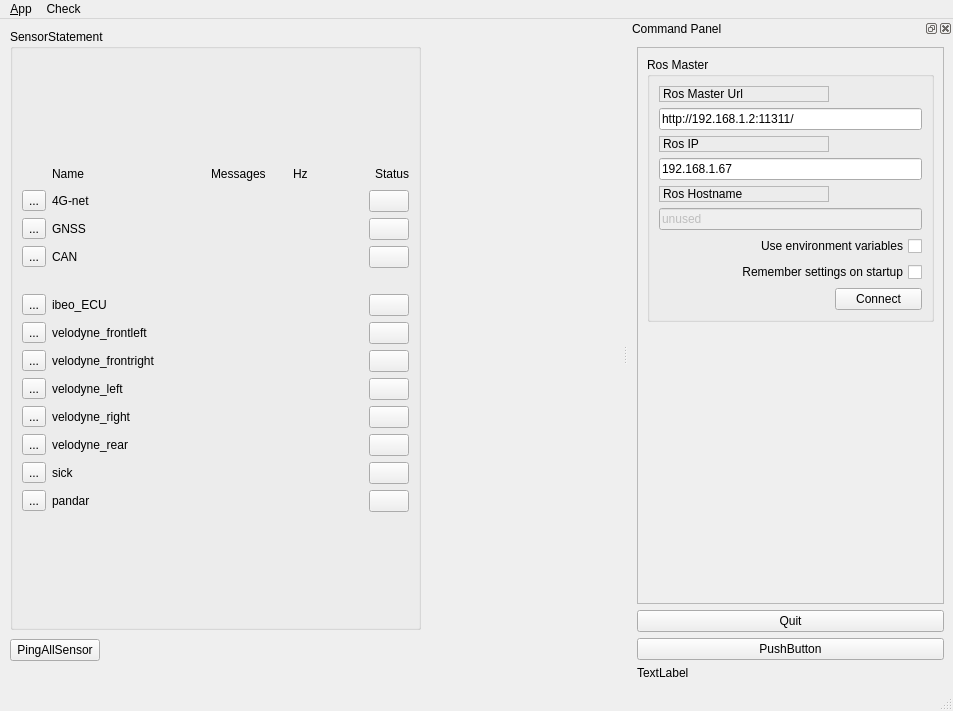
The window that ui/main_window.ui (lycismail/Monitor_Toolkit) describes before a commit, drawn with Qt 5.
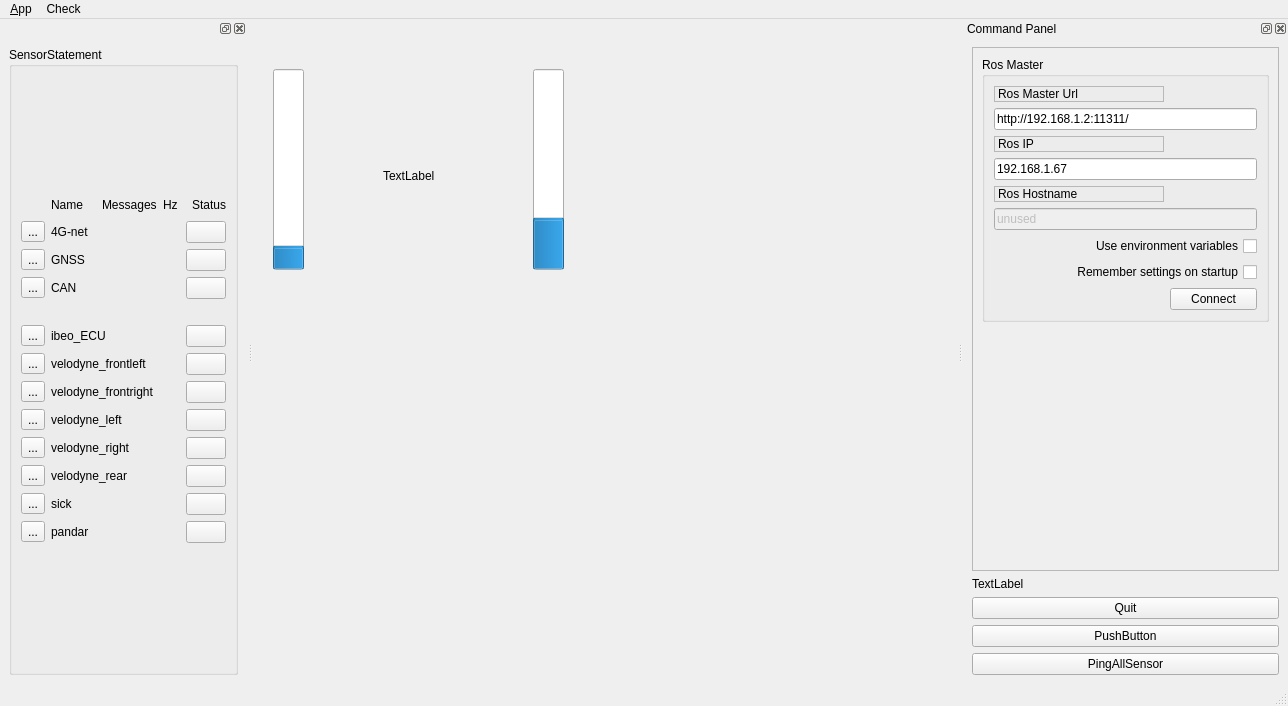
The same window after the commit. Icons and pictures are not drawn.

```diff
--- a/ui/main_window.ui
+++ b/ui/main_window.ui
@@ -6,8 +6,8 @@
    <rect>
     <x>0</x>
     <y>0</y>
-    <width>953</width>
-    <height>711</height>
+    <width>1288</width>
+    <height>706</height>
    </rect>
   </property>
   <property name="windowTitle">
@@ -21,15 +21,324 @@
    <locale language="English" country="Australia"/>
   </property>
   <widget class="QWidget" name="centralwidget">
+   <widget class="QProgressBar" name="throttle_ProBar">
+    <property name="geometry">
+     <rect>
+      <x>20</x>
+      <y>50</y>
+      <width>31</width>
+      <height>201</height>
+     </rect>
+    </property>
+    <property name="autoFillBackground">
+     <bool>false</bool>
+    </property>
+    <property name="styleSheet">
+     <string notr="true"/>
+    </property>
+    <property name="maximum">
+     <number>100</number>
+    </property>
+    <property name="value">
+     <number>10</number>
+    </property>
+    <property name="textVisible">
+     <bool>false</bool>
+    </property>
+    <property name="orientation">
+     <enum>Qt::Vertical</enum>
+    </property>
+   </widget>
+   <widget class="QProgressBar" name="progressBar_2">
+    <property name="geometry">
+     <rect>
+      <x>280</x>
+      <y>50</y>
+      <width>31</width>
+      <height>201</height>
+     </rect>
+    </property>
+    <property name="value">
+     <number>24</number>
+    </property>
+    <property name="textVisible">
+     <bool>false</bool>
+    </property>
+    <property name="orientation">
+     <enum>Qt::Vertical</enum>
+    </property>
+   </widget>
+   <widget class="QLabel" name="steer_angel_label">
+    <property name="geometry">
+     <rect>
+      <x>130</x>
+      <y>150</y>
+      <width>59</width>
+      <height>14</height>
+     </rect>
+    </property>
+    <property name="text">
+     <string>TextLabel</string>
+    </property>
+   </widget>
+  </widget>
+  <widget class="QMenuBar" name="menubar">
+   <property name="geometry">
+    <rect>
+     <x>0</x>
+     <y>0</y>
+     <width>1288</width>
+     <height>19</height>
+    </rect>
+   </property>
+   <widget class="QMenu" name="menu_File">
+    <property name="title">
+     <string>&amp;App</string>
+    </property>
+    <addaction name="action_Preferences"/>
+    <addaction name="separator"/>
+    <addaction name="actionAbout"/>
+    <addaction name="actionAbout_Qt"/>
+    <addaction name="separator"/>
+    <addaction name="action_Quit"/>
+   </widget>
+   <widget class="QMenu" name="menuCheckSensors">
+    <property name="title">
+     <string>Check</string>
+    </property>
+    <addaction name="actionSensors"/>
+   </widget>
+   <addaction name="menu_File"/>
+   <addaction name="menuCheckSensors"/>
+  </widget>
+  <widget class="QStatusBar" name="statusbar"/>
+  <widget class="QDockWidget" name="dock_status">
+   <property name="sizePolicy">
+    <sizepolicy hsizetype="Minimum" vsizetype="Preferred">
+     <horstretch>0</horstretch>
+     <verstretch>0</verstretch>
+    </sizepolicy>
+   </property>
+   <property name="minimumSize">
+    <size>
+     <width>325</width>
+     <height>432</height>
+    </size>
+   </property>
+   <property name="allowedAreas">
+    <set>Qt::RightDockWidgetArea</set>
+   </property>
+   <property name="windowTitle">
+    <string>Command Panel</string>
+   </property>
+   <attribute name="dockWidgetArea">
+    <number>2</number>
+   </attribute>
+   <widget class="QWidget" name="dockWidgetContents_2">
+    <layout class="QVBoxLayout" name="verticalLayout">
+     <item>
+      <widget class="QFrame" name="frame">
+       <property name="sizePolicy">
+        <sizepolicy hsizetype="Minimum" vsizetype="Preferred">
+         <horstretch>0</horstretch>
+         <verstretch>0</verstretch>
+        </sizepolicy>
+       </property>
+       <property name="frameShape">
+        <enum>QFrame::StyledPanel</enum>
+       </property>
+       <property name="frameShadow">
+        <enum>QFrame::Raised</enum>
+       </property>
+       <layout class="QVBoxLayout" name="verticalLayout_3">
+        <item>
+         <widget class="QGroupBox" name="groupBox">
+          <property name="title">
+           <string>Ros Master</string>
+          </property>
+          <layout class="QGridLayout" name="gridLayout">
+           <item row="0" column="0">
+            <widget class="QLabel" name="label">
+             <property name="frameShape">
+              <enum>QFrame::StyledPanel</enum>
+             </property>
+             <property name="frameShadow">
+              <enum>QFrame::Raised</enum>
+             </property>
+             <property name="text">
+              <string>Ros Master Url</string>
+             </property>
+            </widget>
+           </item>
+           <item row="1" column="0" colspan="2">
+            <widget class="QLineEdit" name="line_edit_master">
+             <property name="text">
+              <string>http://192.168.1.2:11311/</string>
+             </property>
+            </widget>
+           </item>
+           <item row="2" column="0">
+            <widget class="QLabel" name="label_2">
+             <property name="frameShape">
+              <enum>QFrame::StyledPanel</enum>
+             </property>
+             <property name="frameShadow">
+              <enum>QFrame::Raised</enum>
+             </property>
+             <property name="text">
+              <string>Ros IP</string>
+             </property>
+            </widget>
+           </item>
+           <item row="3" column="0" colspan="2">
+            <widget class="QLineEdit" name="line_edit_host">
+             <property name="text">
+              <string>192.168.1.67</string>
+             </property>
+            </widget>
+           </item>
+           <item row="4" column="0">
+            <widget class="QLabel" name="label_3">
+             <property name="frameShape">
+              <enum>QFrame::StyledPanel</enum>
+             </property>
+             <property name="frameShadow">
+              <enum>QFrame::Raised</enum>
+             </property>
+             <property name="text">
+              <string>Ros Hostname</string>
+             </property>
+            </widget>
+           </item>
+           <item row="5" column="0" colspan="2">
+            <widget class="QLineEdit" name="line_edit_topic">
+             <property name="enabled">
+              <bool>false</bool>
+             </property>
+             <property name="text">
+              <string>unused</string>
+             </property>
+            </widget>
+           </item>
+           <item row="6" column="0" colspan="2">
+            <widget class="QCheckBox" name="checkbox_use_environment">
+             <property name="layoutDirection">
+              <enum>Qt::RightToLeft</enum>
+             </property>
+             <property name="text">
+              <string>Use environment variables</string>
+             </property>
+            </widget>
+           </item>
+           <item row="7" column="0" colspan="2">
+            <widget class="QCheckBox" name="checkbox_remember_settings">
+             <property name="layoutDirection">
+              <enum>Qt::RightToLeft</enum>
+             </property>
+             <property name="text">
+              <string>Remember settings on startup</string>
+             </property>
+            </widget>
+           </item>
+           <item row="8" column="0">
+            <spacer name="horizontalSpacer">
+             <property name="orientation">
+              <enum>Qt::Horizontal</enum>
+             </property>
+             <property name="sizeHint" stdset="0">
+              <size>
+               <width>170</width>
+               <height>21</height>
+              </size>
+             </property>
+            </spacer>
+           </item>
+           <item row="8" column="1">
+            <widget class="QPushButton" name="button_connect">
+             <property name="enabled">
+              <bool>true</bool>
+             </property>
+             <property name="sizePolicy">
+              <sizepolicy hsizetype="MinimumExpanding" vsizetype="Fixed">
+               <horstretch>0</horstretch>
+               <verstretch>0</verstretch>
+              </sizepolicy>
+             </property>
+             <property name="toolTip">
+              <string>Set the target to the current joint trajectory state.</string>
+             </property>
+             <property name="statusTip">
+              <string>Clear all waypoints and set the target to the current joint trajectory state.</string>
+             </property>
+             <property name="text">
+              <string>Connect</string>
+             </property>
+            </widget>
+           </item>
+          </layout>
+         </widget>
+        </item>
+        <item>
+         <spacer name="verticalSpacer_3">
+          <property name="orientation">
+           <enum>Qt::Vertical</enum>
+          </property>
+          <property name="sizeHint" stdset="0">
+           <size>
+            <width>20</width>
+            <height>233</height>
+           </size>
+          </property>
+         </spacer>
+        </item>
+       </layout>
+      </widget>
+     </item>
+     <item>
+      <widget class="QLabel" name="label_4">
+       <property name="text">
+        <string>TextLabel</string>
+       </property>
+      </widget>
+     </item>
+     <item>
+      <widget class="QPushButton" name="quit_button">
+       <property name="sizePolicy">
+        <sizepolicy hsizetype="MinimumExpanding" vsizetype="Fixed">
+         <horstretch>0</horstretch>
+         <verstretch>0</verstretch>
+        </sizepolicy>
+       </property>
+       <property name="text">
+        <string>Quit</string>
+       </property>
+      </widget>
+     </item>
+     <item>
+      <widget class="QPushButton" name="pushButton">
+       <property name="text">
+        <string>PushButton</string>
+       </property>
+      </widget>
+     </item>
+     <item>
+      <widget class="QPushButton" name="pingallsensor">
+       <property name="text">
+        <string>PingAllSensor</string>
+       </property>
+      </widget>
+     </item>
+    </layout>
+   </widget>
+  </widget>
+  <widget class="QDockWidget" name="dockWidget_2">
+   <attribute name="dockWidgetArea">
+    <number>1</number>
+   </attribute>
+   <widget class="QWidget" name="dockWidgetContents_3">
+    <layout class="QVBoxLayout" name="verticalLayout_5">
+     <item>
    <widget class="QGroupBox" name="groupBox_2">
-    <property name="geometry">
-     <rect>
-      <x>10</x>
-      <y>10</y>
-      <width>411</width>
-      <height>601</height>
-     </rect>
-    </property>
     <property name="title">
      <string>SensorStatement</string>
     </property>
@@ -643,258 +952,6 @@
       </layout>
      </item>
     </layout>
-   </widget>
-   <widget class="QPushButton" name="pingallsensor">
-    <property name="geometry">
-     <rect>
-      <x>10</x>
-      <y>620</y>
-      <width>90</width>
-      <height>22</height>
-     </rect>
-    </property>
-    <property name="text">
-     <string>PingAllSensor</string>
-    </property>
-   </widget>
-  </widget>
-  <widget class="QMenuBar" name="menubar">
-   <property name="geometry">
-    <rect>
-     <x>0</x>
-     <y>0</y>
-     <width>953</width>
-     <height>19</height>
-    </rect>
-   </property>
-   <widget class="QMenu" name="menu_File">
-    <property name="title">
-     <string>&amp;App</string>
-    </property>
-    <addaction name="action_Preferences"/>
-    <addaction name="separator"/>
-    <addaction name="actionAbout"/>
-    <addaction name="actionAbout_Qt"/>
-    <addaction name="separator"/>
-    <addaction name="action_Quit"/>
-   </widget>
-   <widget class="QMenu" name="menuCheckSensors">
-    <property name="title">
-     <string>Check</string>
-    </property>
-    <addaction name="actionSensors"/>
-   </widget>
-   <addaction name="menu_File"/>
-   <addaction name="menuCheckSensors"/>
-  </widget>
-  <widget class="QStatusBar" name="statusbar"/>
-  <widget class="QDockWidget" name="dock_status">
-   <property name="sizePolicy">
-    <sizepolicy hsizetype="Minimum" vsizetype="Preferred">
-     <horstretch>0</horstretch>
-     <verstretch>0</verstretch>
-    </sizepolicy>
-   </property>
-   <property name="minimumSize">
-    <size>
-     <width>325</width>
-     <height>420</height>
-    </size>
-   </property>
-   <property name="allowedAreas">
-    <set>Qt::RightDockWidgetArea</set>
-   </property>
-   <property name="windowTitle">
-    <string>Command Panel</string>
-   </property>
-   <attribute name="dockWidgetArea">
-    <number>2</number>
-   </attribute>
-   <widget class="QWidget" name="dockWidgetContents_2">
-    <layout class="QVBoxLayout" name="verticalLayout">
-     <item>
-      <widget class="QFrame" name="frame">
-       <property name="sizePolicy">
-        <sizepolicy hsizetype="Minimum" vsizetype="Preferred">
-         <horstretch>0</horstretch>
-         <verstretch>0</verstretch>
-        </sizepolicy>
-       </property>
-       <property name="frameShape">
-        <enum>QFrame::StyledPanel</enum>
-       </property>
-       <property name="frameShadow">
-        <enum>QFrame::Raised</enum>
-       </property>
-       <layout class="QVBoxLayout" name="verticalLayout_3">
-        <item>
-         <widget class="QGroupBox" name="groupBox">
-          <property name="title">
-           <string>Ros Master</string>
-          </property>
-          <layout class="QGridLayout" name="gridLayout">
-           <item row="0" column="0">
-            <widget class="QLabel" name="label">
-             <property name="frameShape">
-              <enum>QFrame::StyledPanel</enum>
-             </property>
-             <property name="frameShadow">
-              <enum>QFrame::Raised</enum>
-             </property>
-             <property name="text">
-              <string>Ros Master Url</string>
-             </property>
-            </widget>
-           </item>
-           <item row="1" column="0" colspan="2">
-            <widget class="QLineEdit" name="line_edit_master">
-             <property name="text">
-              <string>http://192.168.1.2:11311/</string>
-             </property>
-            </widget>
-           </item>
-           <item row="2" column="0">
-            <widget class="QLabel" name="label_2">
-             <property name="frameShape">
-              <enum>QFrame::StyledPanel</enum>
-             </property>
-             <property name="frameShadow">
-              <enum>QFrame::Raised</enum>
-             </property>
-             <property name="text">
-              <string>Ros IP</string>
-             </property>
-            </widget>
-           </item>
-           <item row="3" column="0" colspan="2">
-            <widget class="QLineEdit" name="line_edit_host">
-             <property name="text">
-              <string>192.168.1.67</string>
-             </property>
-            </widget>
-           </item>
-           <item row="4" column="0">
-            <widget class="QLabel" name="label_3">
-             <property name="frameShape">
-              <enum>QFrame::StyledPanel</enum>
-             </property>
-             <property name="frameShadow">
-              <enum>QFrame::Raised</enum>
-             </property>
-             <property name="text">
-              <string>Ros Hostname</string>
-             </property>
-            </widget>
-           </item>
-           <item row="5" column="0" colspan="2">
-            <widget class="QLineEdit" name="line_edit_topic">
-             <property name="enabled">
-              <bool>false</bool>
-             </property>
-             <property name="text">
-              <string>unused</string>
-             </property>
-            </widget>
-           </item>
-           <item row="6" column="0" colspan="2">
-            <widget class="QCheckBox" name="checkbox_use_environment">
-             <property name="layoutDirection">
-              <enum>Qt::RightToLeft</enum>
-             </property>
-             <property name="text">
-              <string>Use environment variables</string>
-             </property>
-            </widget>
-           </item>
-           <item row="7" column="0" colspan="2">
-            <widget class="QCheckBox" name="checkbox_remember_settings">
-             <property name="layoutDirection">
-              <enum>Qt::RightToLeft</enum>
-             </property>
-             <property name="text">
-              <string>Remember settings on startup</string>
-             </property>
-            </widget>
-           </item>
-           <item row="8" column="0">
-            <spacer name="horizontalSpacer">
-             <property name="orientation">
-              <enum>Qt::Horizontal</enum>
-             </property>
-             <property name="sizeHint" stdset="0">
-              <size>
-               <width>170</width>
-               <height>21</height>
-              </size>
-             </property>
-            </spacer>
-           </item>
-           <item row="8" column="1">
-            <widget class="QPushButton" name="button_connect">
-             <property name="enabled">
-              <bool>true</bool>
-             </property>
-             <property name="sizePolicy">
-              <sizepolicy hsizetype="MinimumExpanding" vsizetype="Fixed">
-               <horstretch>0</horstretch>
-               <verstretch>0</verstretch>
-              </sizepolicy>
-             </property>
-             <property name="toolTip">
-              <string>Set the target to the current joint trajectory state.</string>
-             </property>
-             <property name="statusTip">
-              <string>Clear all waypoints and set the target to the current joint trajectory state.</string>
-             </property>
-             <property name="text">
-              <string>Connect</string>
-             </property>
-            </widget>
-           </item>
-          </layout>
-         </widget>
-        </item>
-        <item>
-         <spacer name="verticalSpacer_3">
-          <property name="orientation">
-           <enum>Qt::Vertical</enum>
-          </property>
-          <property name="sizeHint" stdset="0">
-           <size>
-            <width>20</width>
-            <height>233</height>
-           </size>
-          </property>
-         </spacer>
-        </item>
-       </layout>
-      </widget>
-     </item>
-     <item>
-      <widget class="QPushButton" name="quit_button">
-       <property name="sizePolicy">
-        <sizepolicy hsizetype="MinimumExpanding" vsizetype="Fixed">
-         <horstretch>0</horstretch>
-         <verstretch>0</verstretch>
-        </sizepolicy>
-       </property>
-       <property name="text">
-        <string>Quit</string>
-       </property>
-      </widget>
-     </item>
-     <item>
-      <widget class="QPushButton" name="pushButton">
-       <property name="text">
-        <string>PushButton</string>
-       </property>
-      </widget>
-     </item>
-     <item>
-      <widget class="QLabel" name="label_4">
-       <property name="text">
-        <string>TextLabel</string>
-       </property>
       </widget>
      </item>
     </layout>
```
Lines whose indentation alone changed are shown as unchanged.
